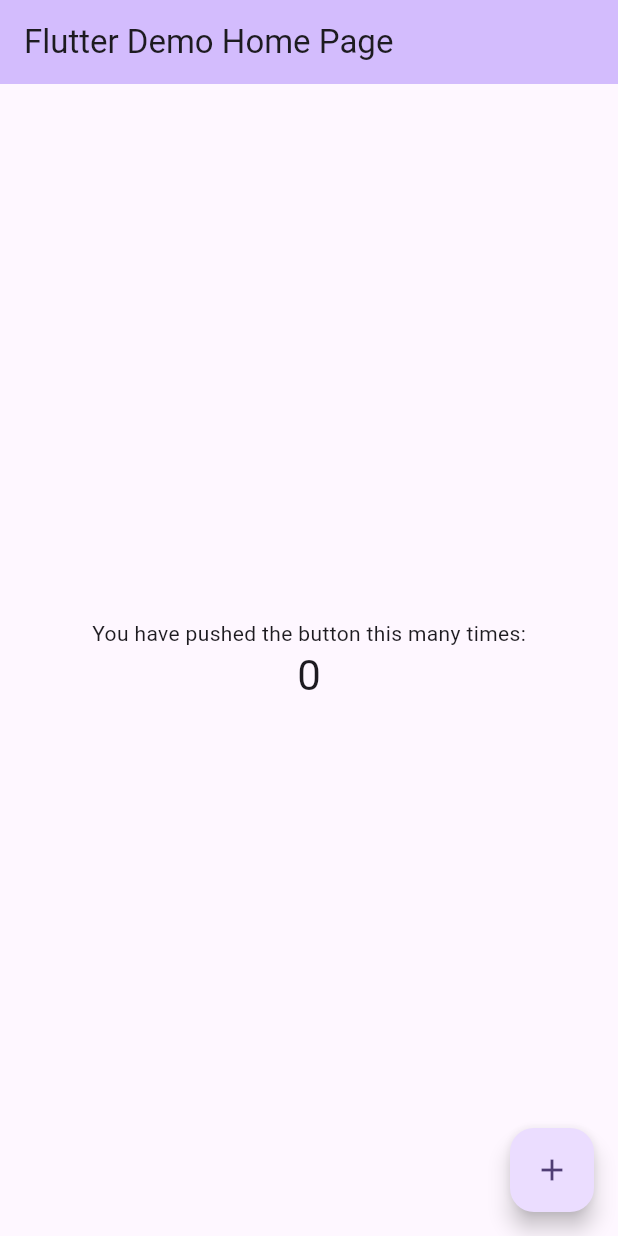
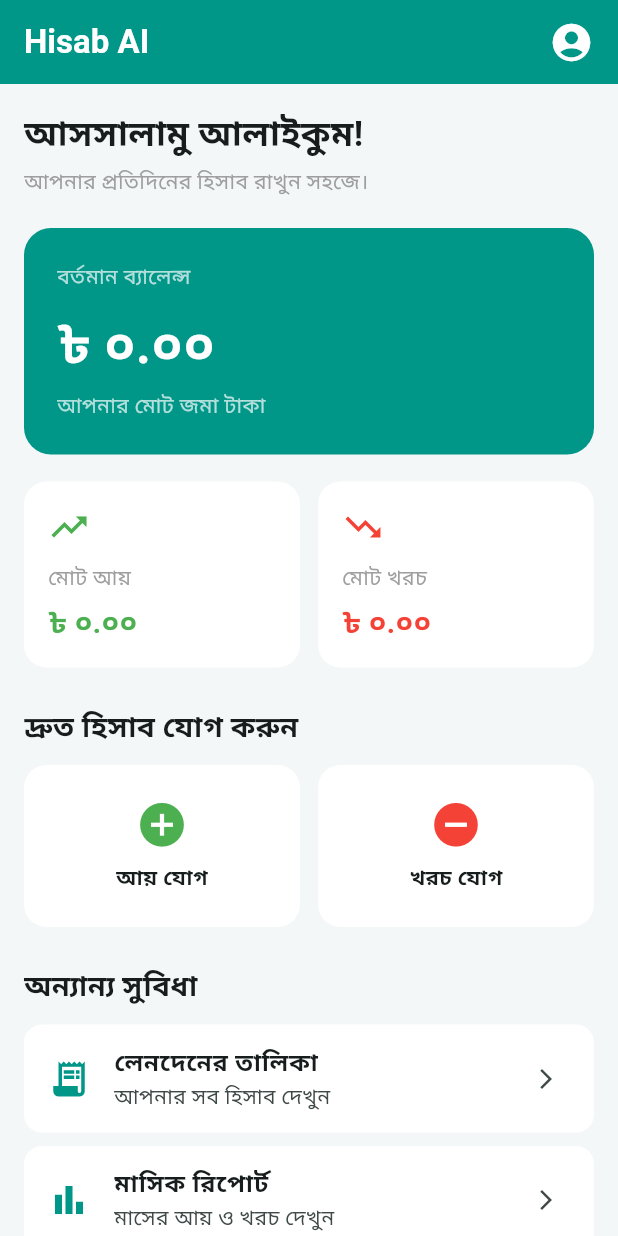
Before and after one commit to dasdebasish031-web/HisabAI, a Flutter app: the screen it shows after launch, on a phone screen of 412 x 824 dp. Run offline on Flutter 3.47's test engine with Material 3 defaults, Android fonts, the phone set to English and light mode, and no system bars.

Commit message:
Create Hisab AI home screen

```diff
--- a/lib/main.dart
+++ b/lib/main.dart
@@ -1,121 +1,252 @@
-import 'package:material_ui/material_ui.dart';
+
+import 'package:flutter/material.dart';
 
 void main() {
-  runApp(const MyApp());
+  runApp(const HisabAI());
 }
 
-class MyApp extends StatelessWidget {
-  const MyApp({super.key});
+class HisabAI extends StatelessWidget {
+  const HisabAI({super.key});
 
-  // This widget is the root of your application.
   @override
   Widget build(BuildContext context) {
     return MaterialApp(
-      title: 'Flutter Demo',
+      debugShowCheckedModeBanner: false,
+      title: 'Hisab AI',
       theme: ThemeData(
-        // This is the theme of your application.
-        //
-        // TRY THIS: Try running your application with "flutter run". You'll see
-        // the application has a purple toolbar. Then, without quitting the app,
-        // try changing the seedColor in the colorScheme below to Colors.green
-        // and then invoke "hot reload" (save your changes or press the "hot
-        // reload" button in a Flutter-supported IDE, or press "r" if you used
-        // the command line to start the app).
-        //
-        // Notice that the counter didn't reset back to zero; the application
-        // state is not lost during the reload. To reset the state, use hot
-        // restart instead.
-        //
-        // This works for code too, not just values: Most code changes can be
-        // tested with just a hot reload.
-        colorScheme: .fromSeed(seedColor: Colors.deepPurple),
+        colorScheme: ColorScheme.fromSeed(
+          seedColor: Colors.teal,
+        ),
+        useMaterial3: true,
       ),
-      home: const MyHomePage(title: 'Flutter Demo Home Page'),
+      home: const HomePage(),
     );
   }
 }
 
-class MyHomePage extends StatefulWidget {
-  const MyHomePage({super.key, required this.title});
-
-  // This widget is the home page of your application. It is stateful, meaning
-  // that it has a State object (defined below) that contains fields that affect
-  // how it looks.
-
-  // This class is the configuration for the state. It holds the values (in this
-  // case the title) provided by the parent (in this case the App widget) and
-  // used by the build method of the State. Fields in a Widget subclass are
-  // always marked "final".
-
-  final String title;
-
-  @override
-  State<MyHomePage> createState() => _MyHomePageState();
-}
-
-class _MyHomePageState extends State<MyHomePage> {
-  int _counter = 0;
-
-  void _incrementCounter() {
-    setState(() {
-      // This call to setState tells the Flutter framework that something has
-      // changed in this State, which causes it to rerun the build method below
-      // so that the display can reflect the updated values. If we changed
-      // _counter without calling setState(), then the build method would not be
-      // called again, and so nothing would appear to happen.
-      _counter++;
-    });
-  }
+class HomePage extends StatelessWidget {
+  const HomePage({super.key});
 
   @override
   Widget build(BuildContext context) {
-    // This method is rerun every time setState is called, for instance as done
-    // by the _incrementCounter method above.
-    //
-    // The Flutter framework has been optimized to make rerunning build methods
-    // fast, so that you can just rebuild anything that needs updating rather
-    // than having to individually change instances of widgets.
     return Scaffold(
+      backgroundColor: const Color(0xFFF4F7F7),
       appBar: AppBar(
-        // TRY THIS: Try changing the color here to a specific color (to
-        // Colors.amber, perhaps?) and trigger a hot reload to see the AppBar
-        // change color while the other colors stay the same.
-        backgroundColor: Theme.of(context).colorScheme.inversePrimary,
-        // Here we take the value from the MyHomePage object that was created by
-        // the App.build method, and use it to set our appbar title.
-        title: Text(widget.title),
+        backgroundColor: Colors.teal,
+        foregroundColor: Colors.white,
+        title: const Text(
+          'Hisab AI',
+          style: TextStyle(fontWeight: FontWeight.bold),
+        ),
+        actions: const [
+          Padding(
+            padding: EdgeInsets.only(right: 16),
+            child: Icon(Icons.account_circle, size: 30),
+          ),
+        ],
       ),
-      body: Center(
-        // Center is a layout widget. It takes a single child and positions it
-        // in the middle of the parent.
+      body: SingleChildScrollView(
+        padding: const EdgeInsets.all(16),
         child: Column(
-          // Column is also a layout widget. It takes a list of children and
-          // arranges them vertically. By default, it sizes itself to fit its
-          // children horizontally, and tries to be as tall as its parent.
-          //
-          // Column has various properties to control how it sizes itself and
-          // how it positions its children. Here we use mainAxisAlignment to
-          // center the children vertically; the main axis here is the vertical
-          // axis because Columns are vertical (the cross axis would be
-          // horizontal).
-          //
-          // TRY THIS: Invoke "debug painting" (choose the "Toggle Debug Paint"
-          // action in the IDE, or press "p" in the console), to see the
-          // wireframe for each widget.
-          mainAxisAlignment: .center,
+          crossAxisAlignment: CrossAxisAlignment.start,
           children: [
-            const Text('You have pushed the button this many times:'),
-            Text(
-              '$_counter',
-              style: Theme.of(context).textTheme.headlineMedium,
+            const Text(
+              'আসসালামু আলাইকুম!',
+              style: TextStyle(
+                fontSize: 23,
+                fontWeight: FontWeight.bold,
+              ),
+            ),
+            const SizedBox(height: 5),
+            const Text(
+              'আপনার প্রতিদিনের হিসাব রাখুন সহজে।',
+              style: TextStyle(color: Colors.grey),
+            ),
+            const SizedBox(height: 20),
+            Container(
+              width: double.infinity,
+              padding: const EdgeInsets.all(22),
+              decoration: BoxDecoration(
+                color: Colors.teal,
+                borderRadius: BorderRadius.circular(18),
+              ),
+              child: const Column(
+                crossAxisAlignment: CrossAxisAlignment.start,
+                children: [
+                  Text(
+                    'বর্তমান ব্যালেন্স',
+                    style: TextStyle(color: Colors.white70),
+                  ),
+                  SizedBox(height: 10),
+                  Text(
+                    '৳ ০.০০',
+                    style: TextStyle(
+                      color: Colors.white,
+                      fontSize: 34,
+                      fontWeight: FontWeight.bold,
+                    ),
+                  ),
+                  SizedBox(height: 5),
+                  Text(
+                    'আপনার মোট জমা টাকা',
+                    style: TextStyle(color: Colors.white70),
+                  ),
+                ],
+              ),
+            ),
+            const SizedBox(height: 18),
+            Row(
+              children: [
+                Expanded(
+                  child: _summaryCard(
+                    'মোট আয়',
+                    '৳ ০.০০',
+                    Colors.green,
+                    Icons.trending_up,
+                  ),
+                ),
+                const SizedBox(width: 12),
+                Expanded(
+                  child: _summaryCard(
+                    'মোট খরচ',
+                    '৳ ০.০০',
+                    Colors.red,
+                    Icons.trending_down,
+                  ),
+                ),
+              ],
+            ),
+            const SizedBox(height: 25),
+            const Text(
+              'দ্রুত হিসাব যোগ করুন',
+              style: TextStyle(
+                fontSize: 19,
+                fontWeight: FontWeight.bold,
+              ),
+            ),
+            const SizedBox(height: 12),
+            Row(
+              children: [
+                Expanded(
+                  child: _actionCard(
+                    'আয় যোগ',
+                    Icons.add_circle,
+                    Colors.green,
+                  ),
+                ),
+                const SizedBox(width: 12),
+                Expanded(
+                  child: _actionCard(
+                    'খরচ যোগ',
+                    Icons.remove_circle,
+                    Colors.red,
+                  ),
+                ),
+              ],
+            ),
+            const SizedBox(height: 25),
+            const Text(
+              'অন্যান্য সুবিধা',
+              style: TextStyle(
+                fontSize: 19,
+                fontWeight: FontWeight.bold,
+              ),
+            ),
+            const SizedBox(height: 12),
+            _menuTile(
+              Icons.receipt_long,
+              'লেনদেনের তালিকা',
+              'আপনার সব হিসাব দেখুন',
+            ),
+            _menuTile(
+              Icons.bar_chart,
+              'মাসিক রিপোর্ট',
+              'মাসের আয় ও খরচ দেখুন',
+            ),
+            _menuTile(
+              Icons.smart_toy,
+              'AI সহকারী',
+              'বাংলায় প্রশ্ন করে হিসাব জানুন',
             ),
           ],
         ),
       ),
-      floatingActionButton: FloatingActionButton(
-        onPressed: _incrementCounter,
-        tooltip: 'Increment',
-        child: const Icon(Icons.add),
+    );
+  }
+
+  static Widget _summaryCard(
+    String title,
+    String amount,
+    Color color,
+    IconData icon,
+  ) {
+    return Container(
+      padding: const EdgeInsets.all(16),
+      decoration: BoxDecoration(
+        color: Colors.white,
+        borderRadius: BorderRadius.circular(15),
+      ),
+      child: Column(
+        crossAxisAlignment: CrossAxisAlignment.start,
+        children: [
+          Icon(icon, color: color, size: 28),
+          const SizedBox(height: 10),
+          Text(title, style: const TextStyle(color: Colors.grey)),
+          const SizedBox(height: 5),
+          Text(
+            amount,
+            style: TextStyle(
+              fontSize: 19,
+              fontWeight: FontWeight.bold,
+              color: color,
+            ),
+          ),
+        ],
+      ),
+    );
+  }
+
+  static Widget _actionCard(
+    String title,
+    IconData icon,
+    Color color,
+  ) {
+    return Container(
+      padding: const EdgeInsets.symmetric(vertical: 22),
+      decoration: BoxDecoration(
+        color: Colors.white,
+        borderRadius: BorderRadius.circular(15),
+      ),
+      child: Column(
+        children: [
+          Icon(icon, color: color, size: 35),
+          const SizedBox(height: 8),
+          Text(
+            title,
+            style: const TextStyle(fontWeight: FontWeight.bold),
+          ),
+        ],
+      ),
+    );
+  }
+
+  static Widget _menuTile(
+    IconData icon,
+    String title,
+    String subtitle,
+  ) {
+    return Card(
+      color: Colors.white,
+      elevation: 0,
+      margin: const EdgeInsets.only(bottom: 9),
+      child: ListTile(
+        leading: Icon(icon, color: Colors.teal, size: 28),
+        title: Text(
+          title,
+          style: const TextStyle(fontWeight: FontWeight.bold),
+        ),
+        subtitle: Text(subtitle),
+        trailing: const Icon(Icons.arrow_forward_ios, size: 16),
       ),
     );
   }
```
